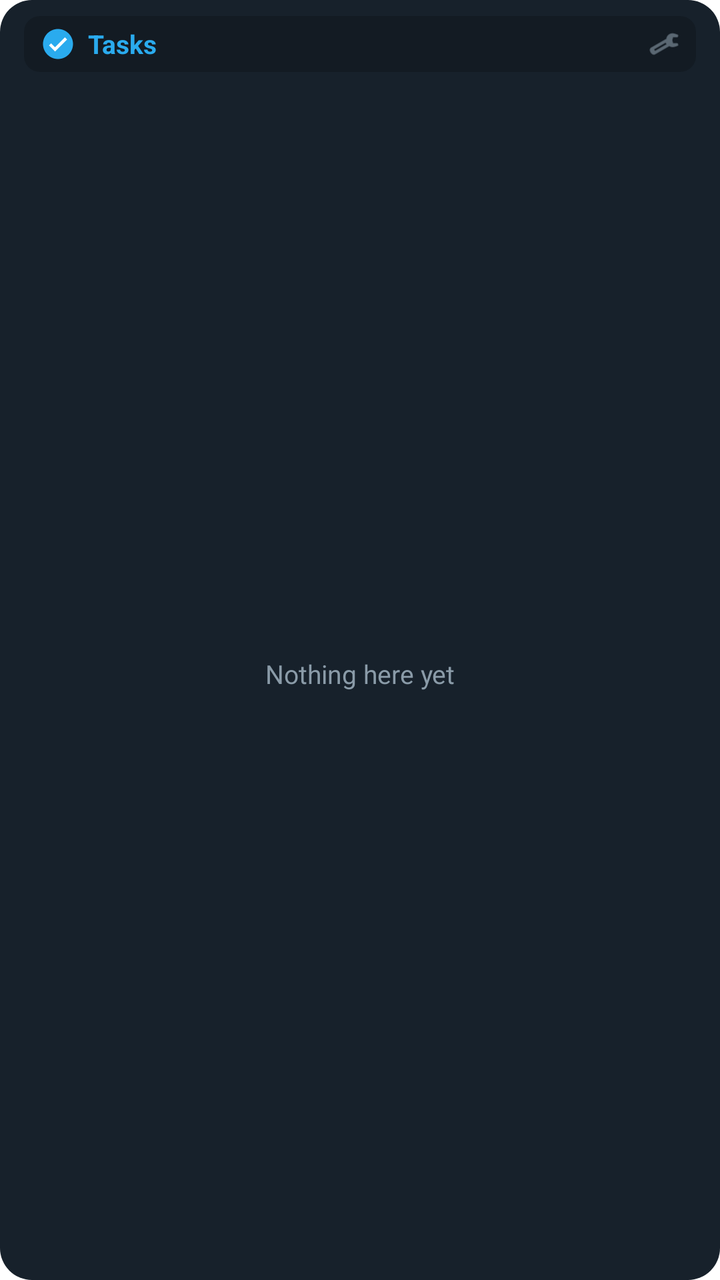
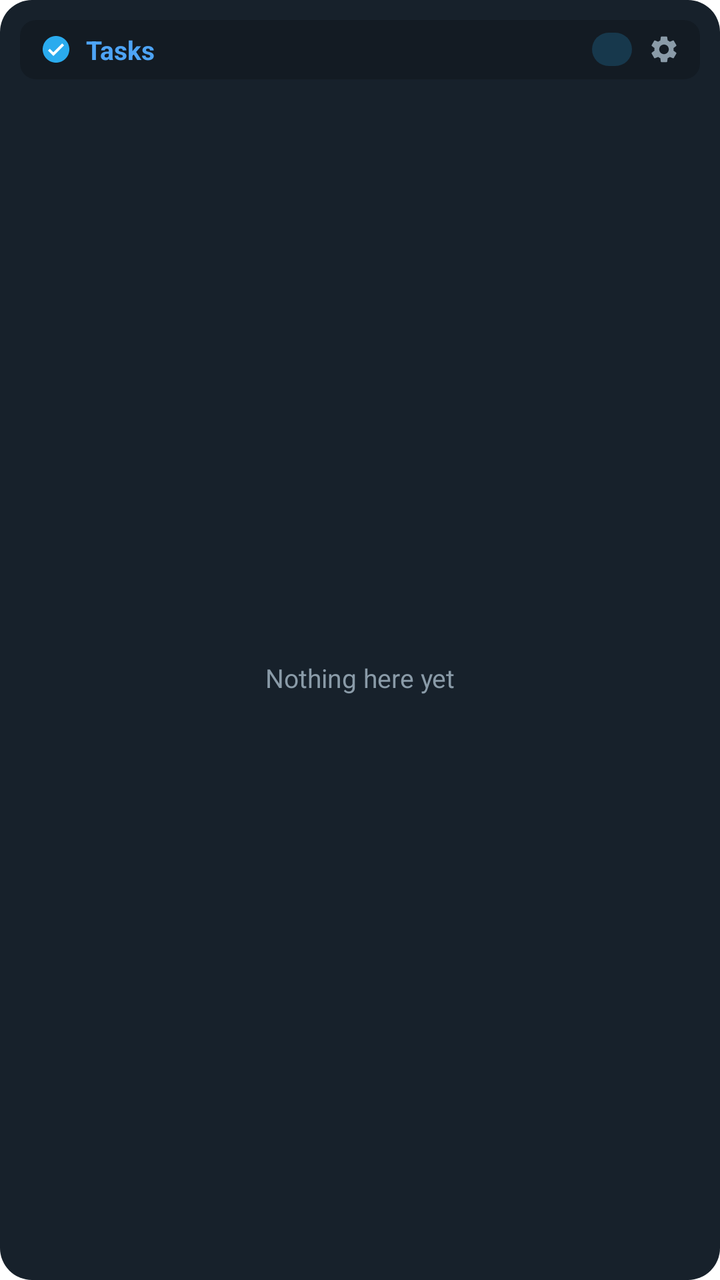

An Android layout rendered at two revisions. The XML below is the earlier revision; the diff shows what the commit changed to produce the second picture.
<!-- AndroidManifest.xml: fallback theme Theme.MaterialComponents.DayNight.NoActionBar -->
<!-- res/layout/tn_day_widget.xml -->
<?xml version="1.0" encoding="utf-8"?>
<LinearLayout xmlns:android="http://schemas.android.com/apk/res/android"
    android:id="@+id/dw_root"
    android:layout_width="match_parent"
    android:layout_height="match_parent"
    android:background="@drawable/tn_widget_bg"
    android:orientation="vertical"
    android:paddingStart="12dp"
    android:paddingEnd="12dp"
    android:paddingTop="8dp"
    android:paddingBottom="6dp">

    <LinearLayout
        android:id="@+id/dw_header"
        android:layout_width="match_parent"
        android:layout_height="wrap_content"
        android:orientation="horizontal"
        android:gravity="center_vertical"
        android:background="@drawable/dw_header_bg"
        android:paddingStart="8dp"
        android:paddingEnd="8dp"
        android:paddingTop="5dp"
        android:paddingBottom="5dp">

        <ImageView
            android:id="@+id/dw_icon"
            android:layout_width="18dp"
            android:layout_height="18dp"
            android:src="@drawable/ic_dw_check_on"
            android:contentDescription="task widget" />

        <TextView
            android:id="@+id/dw_title"
            android:layout_width="0dp"
            android:layout_height="wrap_content"
            android:layout_weight="1"
            android:layout_marginStart="6dp"
            android:singleLine="true"
            android:ellipsize="end"
            android:text="@string/dw_title_tasks"
            android:textColor="#2AABEE"
            android:textSize="13sp"
            android:textStyle="bold" />

        <ImageView
            android:id="@+id/dw_settings"
            android:layout_width="16dp"
            android:layout_height="16dp"
            android:layout_marginStart="8dp"
            android:src="@android:drawable/ic_menu_manage"
            android:contentDescription="widget settings"
            android:tint="#8A9BA8" />
    </LinearLayout>

    <LinearLayout
        android:id="@+id/dw_list"
        android:layout_width="match_parent"
        android:layout_height="wrap_content"
        android:layout_marginTop="4dp"
        android:orientation="vertical" />

    <TextView
        android:id="@+id/dw_empty"
        android:layout_width="match_parent"
        android:layout_height="match_parent"
        android:gravity="center"
        android:text="@string/dw_empty"
        android:textColor="#8A9BA8"
        android:textSize="13sp" />

</LinearLayout>
<!-- resources referenced by this layout -->
<resources>
  <!-- drawable dw_header_bg (drawable) -->
  <?xml version="1.0" encoding="utf-8"?>
  <shape xmlns:android="http://schemas.android.com/apk/res/android" android:shape="rectangle">
      <solid android:color="#2E000000" />
      <corners android:radius="8dp" />
  </shape>
  <!-- drawable ic_dw_check_on (drawable) -->
  <?xml version="1.0" encoding="utf-8"?>
  <vector xmlns:android="http://schemas.android.com/apk/res/android"
      android:width="24dp"
      android:height="24dp"
      android:viewportWidth="24"
      android:viewportHeight="24">
      <path
          android:fillColor="#2AABEE"
          android:pathData="M12,2C6.48,2 2,6.48 2,12s4.48,10 10,10 10,-4.48 10,-10S17.52,2 12,2z" />
      <path
          android:fillColor="#FFFFFF"
          android:pathData="M10,14.2l-2.6,-2.6L6,13l4,4 8,-8 -1.4,-1.4z" />
  </vector>
  <!-- drawable tn_widget_bg (drawable) -->
  <?xml version="1.0" encoding="utf-8"?>
  <shape xmlns:android="http://schemas.android.com/apk/res/android"
      android:shape="rectangle">
      <solid android:color="#17212B" />
      <corners android:radius="16dp" />
  </shape>
  <string name="dw_empty">Nothing here yet</string>
  <string name="dw_title_tasks">Tasks</string>
</resources>

<!-- the commit's change to res/layout/tn_day_widget.xml (unified diff, before → after) -->
@@ -5,11 +5,12 @@
     android:layout_height="match_parent"
     android:background="@drawable/tn_widget_bg"
     android:orientation="vertical"
-    android:paddingStart="12dp"
-    android:paddingEnd="12dp"
-    android:paddingTop="8dp"
-    android:paddingBottom="6dp">
+    android:paddingStart="10dp"
+    android:paddingEnd="10dp"
+    android:paddingTop="10dp"
+    android:paddingBottom="8dp">
 
+    
     <LinearLayout
         android:id="@+id/dw_header"
         android:layout_width="match_parent"
@@ -17,15 +18,15 @@
         android:orientation="horizontal"
         android:gravity="center_vertical"
         android:background="@drawable/dw_header_bg"
-        android:paddingStart="8dp"
-        android:paddingEnd="8dp"
-        android:paddingTop="5dp"
-        android:paddingBottom="5dp">
+        android:paddingStart="10dp"
+        android:paddingEnd="10dp"
+        android:paddingTop="6dp"
+        android:paddingBottom="6dp">
 
         <ImageView
             android:id="@+id/dw_icon"
-            android:layout_width="18dp"
-            android:layout_height="18dp"
+            android:layout_width="16dp"
+            android:layout_height="16dp"
             android:src="@drawable/ic_dw_check_on"
             android:contentDescription="task widget" />
 
@@ -34,12 +35,28 @@
             android:layout_width="0dp"
             android:layout_height="wrap_content"
             android:layout_weight="1"
-            android:layout_marginStart="6dp"
+            android:layout_marginStart="7dp"
             android:singleLine="true"
             android:ellipsize="end"
             android:text="@string/dw_title_tasks"
-            android:textColor="#2AABEE"
+            android:textColor="#4EA4F6"
             android:textSize="13sp"
+            android:textStyle="bold" />
+
+        <TextView
+            android:id="@+id/dw_count"
+            android:layout_width="wrap_content"
+            android:layout_height="wrap_content"
+            android:minWidth="20dp"
+            android:gravity="center"
+            android:background="@drawable/dw_count_bg"
+            android:paddingStart="7dp"
+            android:paddingEnd="7dp"
+            android:paddingTop="1dp"
+            android:paddingBottom="1dp"
+            android:singleLine="true"
+            android:textColor="#FFFFFF"
+            android:textSize="11sp"
             android:textStyle="bold" />
 
         <ImageView
@@ -47,16 +64,15 @@
             android:layout_width="16dp"
             android:layout_height="16dp"
             android:layout_marginStart="8dp"
-            android:src="@android:drawable/ic_menu_manage"
-            android:contentDescription="widget settings"
-            android:tint="#8A9BA8" />
+            android:src="@drawable/ic_dw_gear"
+            android:contentDescription="widget settings" />
     </LinearLayout>
 
     <LinearLayout
         android:id="@+id/dw_list"
         android:layout_width="match_parent"
         android:layout_height="wrap_content"
-        android:layout_marginTop="4dp"
+        android:layout_marginTop="6dp"
         android:orientation="vertical" />
 
     <TextView
<!-- resource entries referenced after the edit -->
@@ -1,5 +1,11 @@
 <!-- resources referenced by this layout -->
 <resources>
+  <!-- drawable dw_count_bg (drawable) -->
+  ﻿<?xml version="1.0" encoding="utf-8"?>
+  <shape xmlns:android="http://schemas.android.com/apk/res/android" android:shape="rectangle">
+      <solid android:color="#332AABEE" />
+      <corners android:radius="9dp" />
+  </shape>
   <!-- drawable dw_header_bg (drawable) -->
   <?xml version="1.0" encoding="utf-8"?>
   <shape xmlns:android="http://schemas.android.com/apk/res/android" android:shape="rectangle">
@@ -20,6 +26,17 @@
           android:fillColor="#FFFFFF"
           android:pathData="M10,14.2l-2.6,-2.6L6,13l4,4 8,-8 -1.4,-1.4z" />
   </vector>
+  <!-- drawable ic_dw_gear (drawable) -->
+  ﻿<?xml version="1.0" encoding="utf-8"?>
+  <vector xmlns:android="http://schemas.android.com/apk/res/android"
+      android:width="24dp"
+      android:height="24dp"
+      android:viewportWidth="24"
+      android:viewportHeight="24">
+      <path
+          android:fillColor="#8A9BA8"
+          android:pathData="M19.14,12.94c0.04,-0.3 0.06,-0.61 0.06,-0.94c0,-0.32 -0.02,-0.64 -0.07,-0.94l2.03,-1.58c0.18,-0.14 0.23,-0.41 0.12,-0.61l-1.92,-3.32c-0.12,-0.22 -0.37,-0.29 -0.59,-0.22l-2.39,0.96c-0.5,-0.38 -1.03,-0.7 -1.62,-0.94L14.4,2.81c-0.04,-0.24 -0.24,-0.41 -0.48,-0.41h-3.84c-0.24,0 -0.43,0.17 -0.47,0.41L9.25,5.35C8.66,5.59 8.12,5.92 7.63,6.29L5.24,5.33c-0.22,-0.08 -0.47,0 -0.59,0.22L2.74,8.87C2.62,9.08 2.66,9.34 2.86,9.48l2.03,1.58C4.84,11.36 4.8,11.69 4.8,12s0.02,0.64 0.07,0.94l-2.03,1.58c-0.18,0.14 -0.23,0.41 -0.12,0.61l1.92,3.32c0.12,0.22 0.37,0.29 0.59,0.22l2.39,-0.96c0.5,0.38 1.03,0.7 1.62,0.94l0.36,2.54c0.05,0.24 0.24,0.41 0.48,0.41h3.84c0.24,0 0.44,-0.17 0.47,-0.41l0.36,-2.54c0.59,-0.24 1.13,-0.56 1.62,-0.94l2.39,0.96c0.22,0.08 0.47,0 0.59,-0.22l1.92,-3.32c0.12,-0.22 0.07,-0.47 -0.12,-0.61L19.14,12.94zM12,15.6c-1.98,0 -3.6,-1.62 -3.6,-3.6s1.62,-3.6 3.6,-3.6s3.6,1.62 3.6,3.6S13.98,15.6 12,15.6z" />
+  </vector>
   <!-- drawable tn_widget_bg (drawable) -->
   <?xml version="1.0" encoding="utf-8"?>
   <shape xmlns:android="http://schemas.android.com/apk/res/android"
